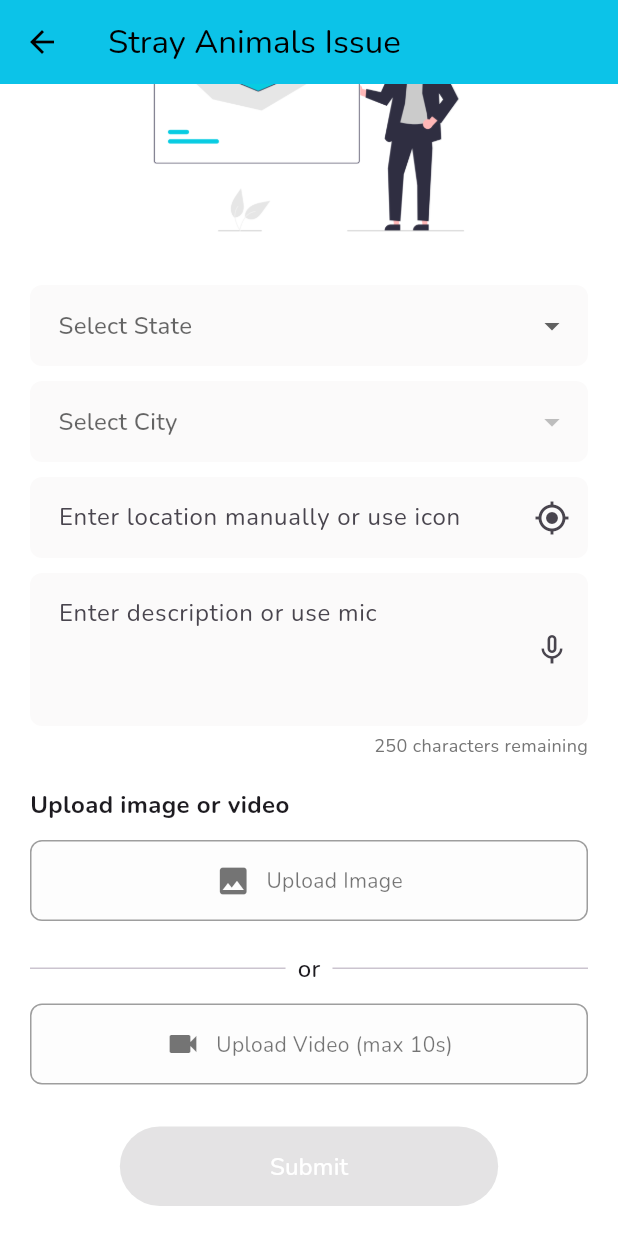
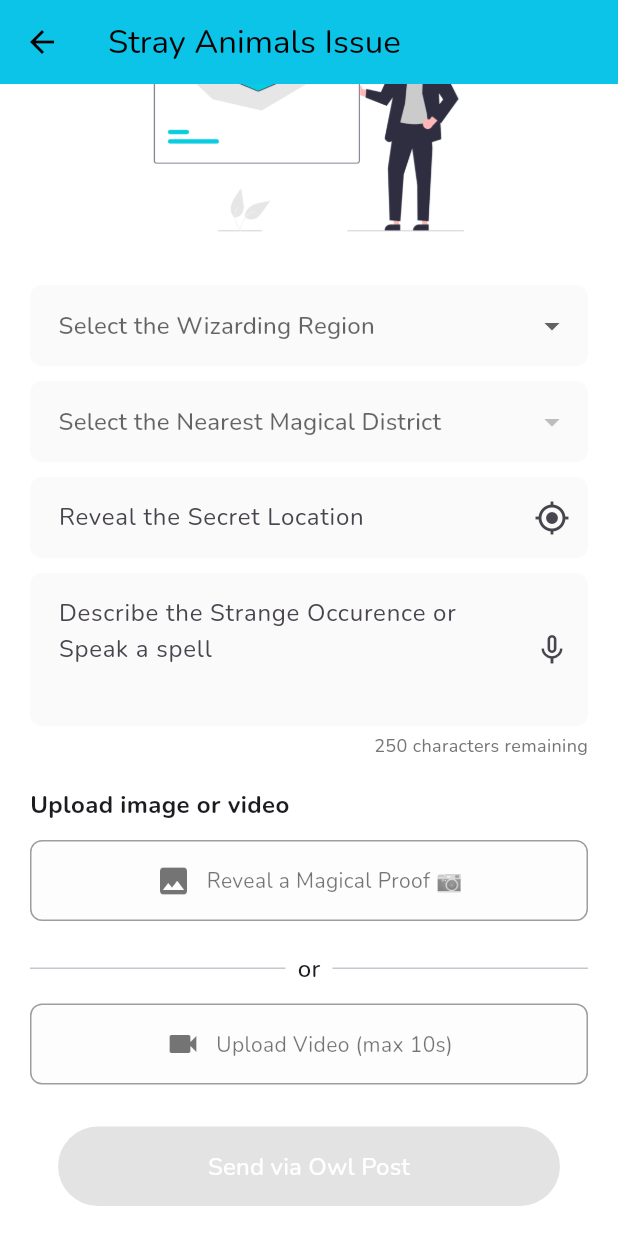
Before and after one commit to thisisselva18/NagarVikasTres, a Flutter app: the AnimalsPage screen opened directly, scrolled down 206 dp, on a phone screen of 412 x 824 dp. Run offline on Flutter 3.47's test engine with Material 3 defaults, Android fonts, the phone set to English and light mode, and no system bars; our stand-ins replace animate_do, animated_text_kit, connectivity_plus, dio, firebase_auth, firebase_core and 20 more; missing offline and left inert: onesignal_flutter; accounts and stored records are empty; project files that could hold a hidden picture were left out.

Commit message:
added harry potter theme

```diff
--- a/lib/components/shared_issue_form.dart
+++ b/lib/components/shared_issue_form.dart
@@ -384,7 +384,7 @@ class _SharedIssueFormState extends State<SharedIssueForm> {
 
             DropdownButtonFormField<String>(
               value: _selectedState,
-              hint: const Text("Select State"),
+              hint: const Text("Select the Wizarding Region"),
               items: _states.keys
                   .map((s) => DropdownMenuItem(value: s, child: Text(s)))
                   .toList(),
@@ -397,7 +397,7 @@ class _SharedIssueFormState extends State<SharedIssueForm> {
             const SizedBox(height: 10),
             DropdownButtonFormField<String>(
               value: _selectedCity,
-              hint: const Text("Select City"),
+              hint: const Text("Select the Nearest Magical District"),
               items: _selectedState != null
                   ? _states[_selectedState]!
                       .map((city) =>
@@ -412,7 +412,7 @@ class _SharedIssueFormState extends State<SharedIssueForm> {
             TextField(
               controller: _locationController,
               decoration:
-                  _inputDecoration("Enter location manually or use icon")
+                  _inputDecoration("Reveal the Secret Location")
                       .copyWith(
                 suffixIcon: IconButton(
                     icon: const Icon(Icons.my_location),
@@ -430,7 +430,7 @@ class _SharedIssueFormState extends State<SharedIssueForm> {
                       maxLength}) =>
                   null,
               decoration:
-                  _inputDecoration("Enter description or use mic").copyWith(
+                  _inputDecoration("Describe the Strange Occurence or Speak a spell").copyWith(
                 suffixIcon: IconButton(
                   icon: Icon(_isListening ? Icons.mic : Icons.mic_none),
                   onPressed: _isListening ? _stopListening : _startListening,
@@ -465,7 +465,7 @@ class _SharedIssueFormState extends State<SharedIssueForm> {
             ),
             const SizedBox(height: 12),
             // Upload Image button
-            _buildUploadButton("Upload Image", Icons.image,
+            _buildUploadButton("Reveal a Magical Proof 📷", Icons.image,
                 _selectedImage != null, _pickImage),
             const SizedBox(height: 8),
 
@@ -577,7 +577,7 @@ class _SharedIssueFormState extends State<SharedIssueForm> {
                 ),
                 child: _isUploading
                     ? const CircularProgressIndicator(color: Colors.white)
-                    : const Text("Submit",
+                    : const Text("Send via Owl Post",
                         style: TextStyle(fontSize: 16, color: Colors.white)),
               ),
             ),
--- a/lib/screen/issue_selection.dart
+++ b/lib/screen/issue_selection.dart
@@ -192,9 +192,9 @@ class _IssueSelectionPageState extends State<IssueSelectionPage> {
         title: FadeInDown(
           duration: Duration(milliseconds: 1000),
           child: Text(
-            t('title'),
+            t('Select the nuisance you wish to vanish 🪄'),
             style: const TextStyle(
-                color: Colors.black, fontSize: 18, fontWeight: FontWeight.w900),
+                color: Colors.black, fontSize: 16, fontWeight: FontWeight.w900),
           ),
         ),
         centerTitle: true,
@@ -324,7 +324,7 @@ class _IssueSelectionPageState extends State<IssueSelectionPage> {
                 ),
                 const SizedBox(height: 20),
                 Text(
-                  t('processing'),
+                  t('Calling... \nThe Ministry of Magic 🔮'),
                   textAlign: TextAlign.center,
                   style: TextStyle(fontSize: 13, fontWeight: FontWeight.w400),
                 ),
@@ -439,7 +439,7 @@ class _AppDrawerState extends State<AppDrawer> {
               // Drawer Items (localized)
               buildDrawerItem(
                   context, Icons.person, widget.t('profile'), ProfilePage()),
-              buildDrawerItem(context, Icons.history, widget.t('my_complaints'),
+              buildDrawerItem(context, Icons.history, widget.t('Spell Records'),
                   MyComplaintsScreen()),
               buildDrawerItem(context, Icons.favorite,
                   widget.t('user_feedback'), FeedbackPage()),
--- a/lib/screen/my_complaints.dart
+++ b/lib/screen/my_complaints.dart
@@ -239,7 +239,7 @@ class _MyComplaintsScreenState extends State<MyComplaintsScreen> {
     return Scaffold(
       backgroundColor: const Color.fromARGB(255, 253, 254, 254),
       appBar: AppBar(
-        title: Text("My Complaints"),
+        title: Text("Spell Records"),
         backgroundColor: const Color.fromARGB(255, 4, 204, 240),
       ),
       body: _isLoading
--- a/lib/service/notification_service.dart
+++ b/lib/service/notification_service.dart
@@ -74,8 +74,8 @@ class NotificationService {
 
     await _flutterLocalNotificationsPlugin.show(
       0,
-      'Complaint Submitted Successfully!',
-      'Your $issueType complaint has been submitted and is being reviewed.',
+      'Ministry Has Received Your Alert! 🦉',
+      'Your owl-delivered $issueType complaint is being reviewed by the Department of Magical Maintenance.',
       platformChannelSpecifics,
       payload: complaintId ?? 'complaint_submitted',
     );
@@ -110,7 +110,7 @@ class NotificationService {
 
     await _flutterLocalNotificationsPlugin.show(
       1,
-      'Submission Failed ❌',
+      '🦉 Owl Lost Mid Flight!',
       'Failed to submit your $issueType complaint. Please try again.',
       platformChannelSpecifics,
       payload: 'submission_failed',
```
Also changed, not shown: lib/screen/logo.dart (+5 -4 lines), 12 other files.
